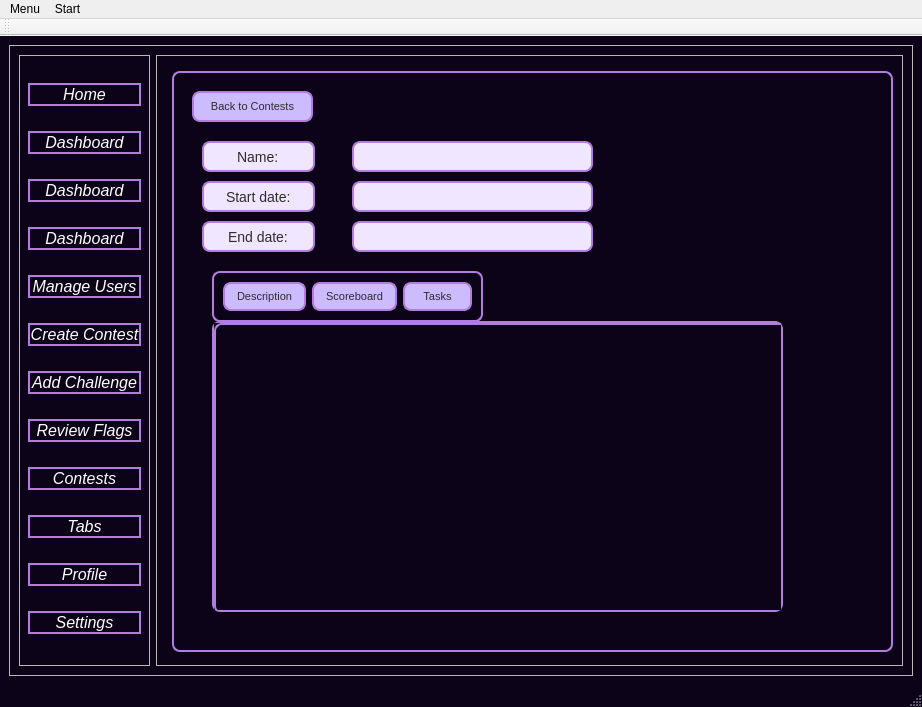
Above: CyberRange/Client/MainMenu.ui from Pafy-24/CyberRange----POO before the change. Below: the same form after it.
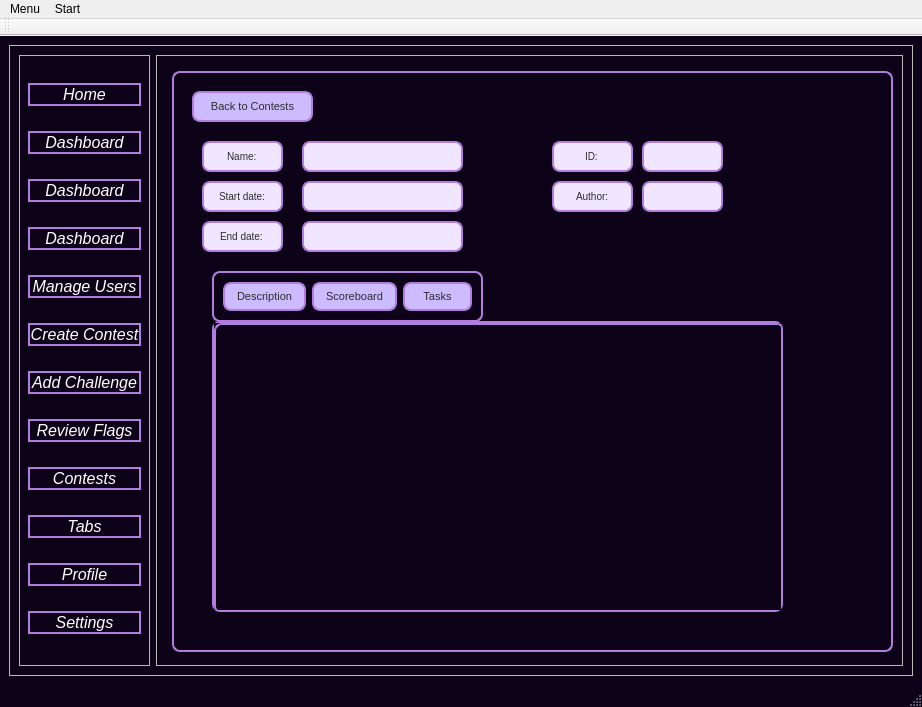
That is the form after the change. The open tabs and pages were chosen to show the change.

The edit to the form file:
```diff
--- a/CyberRange/Client/MainMenu.ui
+++ b/CyberRange/Client/MainMenu.ui
@@ -3348,7 +3348,7 @@
                 <rect>
                  <x>30</x>
                  <y>70</y>
-                 <width>113</width>
+                 <width>81</width>
                  <height>31</height>
                 </rect>
                </property>
@@ -3359,7 +3359,7 @@
     border-radius: 8px;
     padding: 6px;
     color: #2c2c2c;                              /* text închis, lizibil */
-    font-size: 14px;
+    font-size: 10px;
 }
 
 QLineEdit:focus {
@@ -3380,9 +3380,9 @@
               <widget class="QLineEdit" name="lineEditContestName">
                <property name="geometry">
                 <rect>
-                 <x>180</x>
+                 <x>130</x>
                  <y>70</y>
-                 <width>241</width>
+                 <width>161</width>
                  <height>31</height>
                 </rect>
                </property>
@@ -3393,7 +3393,7 @@
     border-radius: 8px;
     padding: 6px;
     color: #2c2c2c;                              /* text închis, lizibil */
-    font-size: 14px;
+    font-size: 10px;
 }
 
 QLineEdit:focus {
@@ -3410,7 +3410,7 @@
                 <rect>
                  <x>30</x>
                  <y>110</y>
-                 <width>113</width>
+                 <width>81</width>
                  <height>31</height>
                 </rect>
                </property>
@@ -3421,7 +3421,7 @@
     border-radius: 8px;
     padding: 6px;
     color: #2c2c2c;                              /* text închis, lizibil */
-    font-size: 14px;
+    font-size: 10px;
 }
 
 QLineEdit:focus {
@@ -3442,9 +3442,9 @@
               <widget class="QLineEdit" name="lineEditContestStart">
                <property name="geometry">
                 <rect>
-                 <x>180</x>
+                 <x>130</x>
                  <y>110</y>
-                 <width>241</width>
+                 <width>161</width>
                  <height>31</height>
                 </rect>
                </property>
@@ -3455,7 +3455,7 @@
     border-radius: 8px;
     padding: 6px;
     color: #2c2c2c;                              /* text închis, lizibil */
-    font-size: 14px;
+    font-size: 10px;
 }
 
 QLineEdit:focus {
@@ -3472,7 +3472,7 @@
                 <rect>
                  <x>30</x>
                  <y>150</y>
-                 <width>113</width>
+                 <width>81</width>
                  <height>31</height>
                 </rect>
                </property>
@@ -3483,7 +3483,7 @@
     border-radius: 8px;
     padding: 6px;
     color: #2c2c2c;                              /* text închis, lizibil */
-    font-size: 14px;
+    font-size: 10px;
 }
 
 QLineEdit:focus {
@@ -3504,9 +3504,9 @@
               <widget class="QLineEdit" name="lineEditContestEnd">
                <property name="geometry">
                 <rect>
-                 <x>180</x>
+                 <x>130</x>
                  <y>150</y>
-                 <width>241</width>
+                 <width>161</width>
                  <height>31</height>
                 </rect>
                </property>
@@ -3517,7 +3517,7 @@
     border-radius: 8px;
     padding: 6px;
     color: #2c2c2c;                              /* text închis, lizibil */
-    font-size: 14px;
+    font-size: 10px;
 }
 
 QLineEdit:focus {
@@ -3566,12 +3566,12 @@
                 </widget>
                </widget>
                <widget class="QWidget" name="Tasks">
-                <widget class="QTableView" name="tableView">
+                <widget class="QTableWidget" name="tasksWidget">
                  <property name="geometry">
                   <rect>
                    <x>0</x>
                    <y>0</y>
-                   <width>581</width>
+                   <width>571</width>
                    <height>291</height>
                   </rect>
                  </property>
@@ -3677,6 +3677,142 @@
                 </item>
                </layout>
               </widget>
+              <widget class="QLineEdit" name="lineEditContestID2">
+               <property name="geometry">
+                <rect>
+                 <x>380</x>
+                 <y>70</y>
+                 <width>81</width>
+                 <height>31</height>
+                </rect>
+               </property>
+               <property name="styleSheet">
+                <string notr="true">QLineEdit {
+    background-color: rgb(240, 230, 255);        /* un mov pal, deschis */
+    border: 2px solid #b17ddf;                   /* mov intens, ca la QFrame */
+    border-radius: 8px;
+    padding: 6px;
+    color: #2c2c2c;                              /* text închis, lizibil */
+    font-size: 10px;
+}
+
+QLineEdit:focus {
+    border: 2px solid #8f44d4;                   /* evidențiere la focus */
+    background-color: rgb(255, 245, 255);
+}</string>
+               </property>
+               <property name="text">
+                <string>ID:</string>
+               </property>
+               <property name="alignment">
+                <set>Qt::AlignmentFlag::AlignCenter</set>
+               </property>
+               <property name="readOnly">
+                <bool>true</bool>
+               </property>
+              </widget>
+              <widget class="QLineEdit" name="lineEditContestID">
+               <property name="geometry">
+                <rect>
+                 <x>470</x>
+                 <y>70</y>
+                 <width>81</width>
+                 <height>31</height>
+                </rect>
+               </property>
+               <property name="styleSheet">
+                <string notr="true">QLineEdit {
+    background-color: rgb(240, 230, 255);        /* un mov pal, deschis */
+    border: 2px solid #b17ddf;                   /* mov intens, ca la QFrame */
+    border-radius: 8px;
+    padding: 6px;
+    color: #2c2c2c;                              /* text închis, lizibil */
+    font-size: 10px;
+}
+
+QLineEdit:focus {
+    border: 2px solid #8f44d4;                   /* evidențiere la focus */
+    background-color: rgb(255, 245, 255);
+}</string>
+               </property>
+               <property name="text">
+                <string/>
+               </property>
+               <property name="alignment">
+                <set>Qt::AlignmentFlag::AlignCenter</set>
+               </property>
+               <property name="readOnly">
+                <bool>true</bool>
+               </property>
+              </widget>
+              <widget class="QLineEdit" name="lineEditContestAuthor">
+               <property name="geometry">
+                <rect>
+                 <x>470</x>
+                 <y>110</y>
+                 <width>81</width>
+                 <height>31</height>
+                </rect>
+               </property>
+               <property name="styleSheet">
+                <string notr="true">QLineEdit {
+    background-color: rgb(240, 230, 255);        /* un mov pal, deschis */
+    border: 2px solid #b17ddf;                   /* mov intens, ca la QFrame */
+    border-radius: 8px;
+    padding: 6px;
+    color: #2c2c2c;                              /* text închis, lizibil */
+    font-size: 10px;
+}
+
+QLineEdit:focus {
+    border: 2px solid #8f44d4;                   /* evidențiere la focus */
+    background-color: rgb(255, 245, 255);
+}</string>
+               </property>
+               <property name="text">
+                <string/>
+               </property>
+               <property name="alignment">
+                <set>Qt::AlignmentFlag::AlignCenter</set>
+               </property>
+               <property name="readOnly">
+                <bool>true</bool>
+               </property>
+              </widget>
+              <widget class="QLineEdit" name="lineEditContestAuthor2">
+               <property name="geometry">
+                <rect>
+                 <x>380</x>
+                 <y>110</y>
+                 <width>81</width>
+                 <height>31</height>
+                </rect>
+               </property>
+               <property name="styleSheet">
+                <string notr="true">QLineEdit {
+    background-color: rgb(240, 230, 255);        /* un mov pal, deschis */
+    border: 2px solid #b17ddf;                   /* mov intens, ca la QFrame */
+    border-radius: 8px;
+    padding: 6px;
+    color: #2c2c2c;                              /* text închis, lizibil */
+    font-size: 10px;
+}
+
+QLineEdit:focus {
+    border: 2px solid #8f44d4;                   /* evidențiere la focus */
+    background-color: rgb(255, 245, 255);
+}</string>
+               </property>
+               <property name="text">
+                <string>Author:</string>
+               </property>
+               <property name="alignment">
+                <set>Qt::AlignmentFlag::AlignCenter</set>
+               </property>
+               <property name="readOnly">
+                <bool>true</bool>
+               </property>
+              </widget>
              </widget>
             </widget>
            </widget>
```
Left out of the diff: 4 changed lines with no effect on the pictures.
